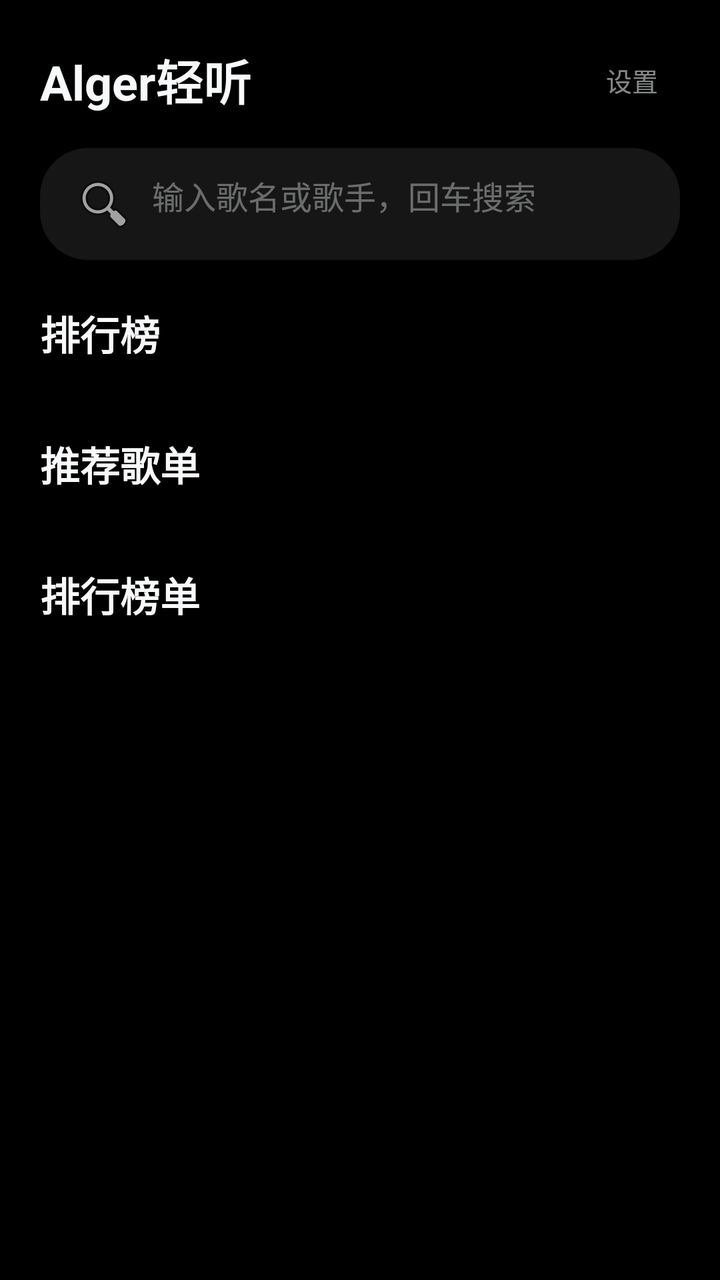
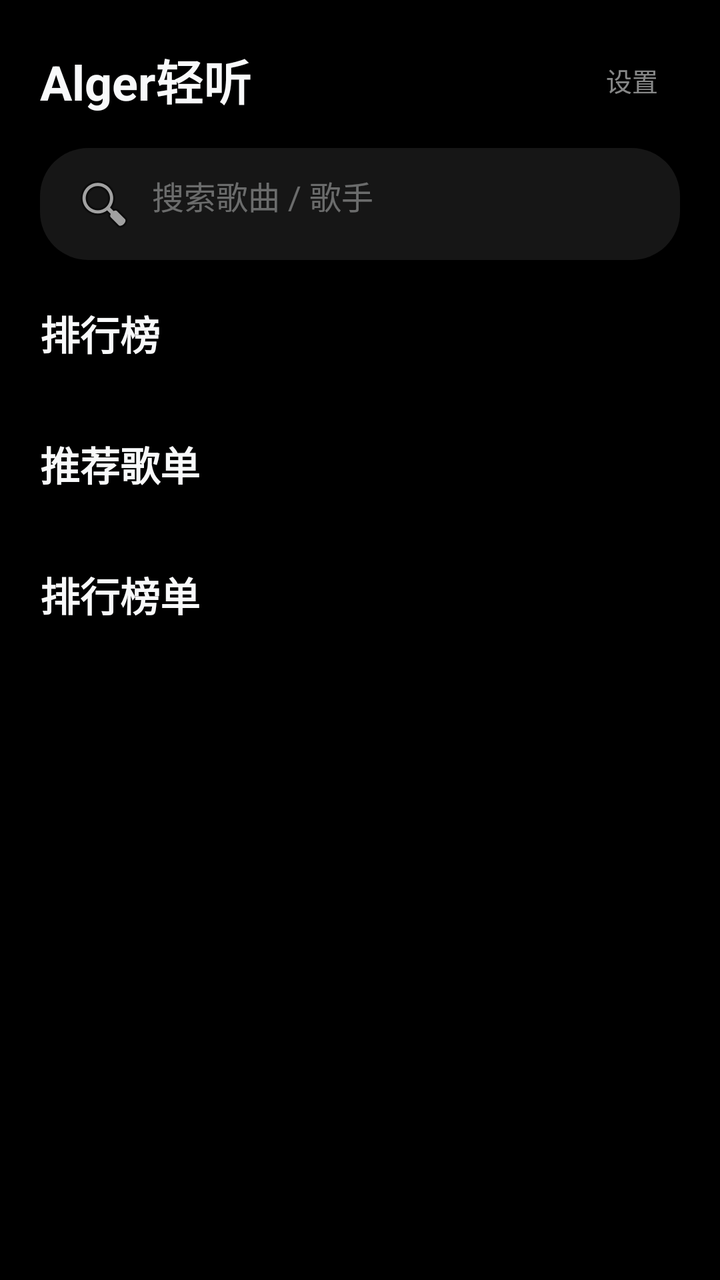

Compare the two renders of this Android layout. The source of the first and the diff that turns it into the second are given below.
<!-- AndroidManifest.xml: activity theme PhoneTheme -->
<!-- res/layout/activity_phone_main.xml -->
<?xml version="1.0" encoding="utf-8"?>
<LinearLayout xmlns:android="http://schemas.android.com/apk/res/android"
    android:layout_width="match_parent"
    android:layout_height="match_parent"
    android:background="@color/ph_bg"
    android:orientation="vertical">

    <LinearLayout
        android:layout_width="match_parent"
        android:layout_height="wrap_content"
        android:gravity="center_vertical"
        android:orientation="horizontal"
        android:paddingLeft="@dimen/ph_page_padding"
        android:paddingTop="16dp"
        android:paddingRight="12dp">

        <TextView
            android:layout_width="0dp"
            android:layout_height="wrap_content"
            android:layout_weight="1"
            android:text="@string/app_name"
            android:textColor="@color/ph_text"
            android:textSize="@dimen/ph_text_page_title"
            android:textStyle="bold" />

        <Button
            android:id="@+id/btn_settings"
            style="?android:attr/buttonBarButtonStyle"
            android:layout_width="wrap_content"
            android:layout_height="wrap_content"
            android:text="@string/row_settings"
            android:textColor="@color/ph_text_54"
            android:textSize="@dimen/ph_text_artist" />
    </LinearLayout>

    <TextView
        android:id="@+id/search_entry"
        android:layout_width="match_parent"
        android:layout_height="wrap_content"
        android:layout_marginLeft="@dimen/ph_page_padding"
        android:layout_marginTop="10dp"
        android:layout_marginRight="@dimen/ph_page_padding"
        android:background="@drawable/ph_search_bg"
        android:drawableLeft="@android:drawable/ic_menu_search"
        android:drawablePadding="8dp"
        android:paddingLeft="16dp"
        android:paddingTop="12dp"
        android:paddingRight="16dp"
        android:paddingBottom="12dp"
        android:text="@string/search_hint"
        android:textColor="@color/ph_text_38"
        android:textSize="@dimen/ph_text_song" />

    <ScrollView
        android:layout_width="match_parent"
        android:layout_height="0dp"
        android:layout_weight="1">

        <LinearLayout
            android:layout_width="match_parent"
            android:layout_height="wrap_content"
            android:orientation="vertical"
            android:paddingBottom="16dp">

            <TextView
                android:layout_width="wrap_content"
                android:layout_height="wrap_content"
                android:layout_marginLeft="@dimen/ph_page_padding"
                android:layout_marginTop="22dp"
                android:text="@string/row_toplist"
                android:textColor="@color/ph_text"
                android:textSize="@dimen/ph_text_section"
                android:textStyle="bold" />

            <androidx.recyclerview.widget.RecyclerView
                android:id="@+id/rv_toplist"
                android:layout_width="match_parent"
                android:layout_height="wrap_content"
                android:layout_marginTop="12dp"
                android:clipToPadding="false"
                android:paddingLeft="@dimen/ph_page_padding"
                android:paddingRight="@dimen/ph_page_padding" />

            <TextView
                android:layout_width="wrap_content"
                android:layout_height="wrap_content"
                android:layout_marginLeft="@dimen/ph_page_padding"
                android:layout_marginTop="24dp"
                android:text="@string/row_recommend"
                android:textColor="@color/ph_text"
                android:textSize="@dimen/ph_text_section"
                android:textStyle="bold" />

            <androidx.recyclerview.widget.RecyclerView
                android:id="@+id/rv_recommend"
                android:layout_width="match_parent"
                android:layout_height="wrap_content"
                android:layout_marginTop="12dp"
                android:clipToPadding="false"
                android:paddingLeft="@dimen/ph_page_padding"
                android:paddingRight="@dimen/ph_page_padding" />

            <TextView
                android:layout_width="wrap_content"
                android:layout_height="wrap_content"
                android:layout_marginLeft="@dimen/ph_page_padding"
                android:layout_marginTop="24dp"
                android:text="@string/phone_all_charts"
                android:textColor="@color/ph_text"
                android:textSize="@dimen/ph_text_section"
                android:textStyle="bold" />

            <LinearLayout
                android:id="@+id/toplist_rows"
                android:layout_width="match_parent"
                android:layout_height="wrap_content"
                android:layout_marginTop="8dp"
                android:orientation="vertical" />
        </LinearLayout>
    </ScrollView>

    <include layout="@layout/view_mini_player" />
</LinearLayout>
<!-- res/layout/view_mini_player.xml (included above) -->
<?xml version="1.0" encoding="utf-8"?>
<LinearLayout xmlns:android="http://schemas.android.com/apk/res/android"
    android:id="@+id/mini_root"
    android:layout_width="match_parent"
    android:layout_height="wrap_content"
    android:background="@drawable/ph_mini_bg"
    android:orientation="vertical"
    android:visibility="gone">

    <ProgressBar
        android:id="@+id/mini_progress"
        style="?android:attr/progressBarStyleHorizontal"
        android:layout_width="match_parent"
        android:layout_height="3dp"
        android:max="1000"
        android:progress="0"
        android:progressBackgroundTint="@color/ph_surface3"
        android:progressTint="@color/ph_accent" />

    <LinearLayout
        android:layout_width="match_parent"
        android:layout_height="66dp"
        android:gravity="center_vertical"
        android:orientation="horizontal"
        android:paddingLeft="12dp"
        android:paddingRight="6dp">

        <ImageView
            android:id="@+id/mini_cover"
            android:layout_width="46dp"
            android:layout_height="46dp"
            android:background="@drawable/ph_cover_box"
            android:contentDescription="@string/app_name"
            android:scaleType="centerCrop" />

        <LinearLayout
            android:layout_width="0dp"
            android:layout_height="wrap_content"
            android:layout_marginLeft="12dp"
            android:layout_weight="1"
            android:orientation="vertical">

            <TextView
                android:id="@+id/mini_title"
                android:layout_width="match_parent"
                android:layout_height="wrap_content"
                android:ellipsize="end"
                android:maxLines="1"
                android:textColor="@color/ph_text"
                android:textSize="@dimen/ph_text_song" />

            <TextView
                android:id="@+id/mini_artist"
                android:layout_width="match_parent"
                android:layout_height="wrap_content"
                android:ellipsize="end"
                android:maxLines="1"
                android:textColor="@color/ph_text_54"
                android:textSize="@dimen/ph_text_aux" />
        </LinearLayout>

        <ImageButton
            android:id="@+id/btn_mini_play"
            android:layout_width="48dp"
            android:layout_height="48dp"
            android:background="?android:attr/selectableItemBackgroundBorderless"
            android:contentDescription="@string/play"
            android:src="@android:drawable/ic_media_play"
            android:tint="@color/ph_text" />

        <ImageButton
            android:id="@+id/btn_mini_next"
            android:layout_width="48dp"
            android:layout_height="48dp"
            android:background="?android:attr/selectableItemBackgroundBorderless"
            android:contentDescription="@string/next"
            android:src="@android:drawable/ic_media_next"
            android:tint="@color/ph_text" />
    </LinearLayout>
</LinearLayout>
<!-- resources referenced by this layout -->
<resources>
  <color name="ph_accent">#22C55E</color>
  <color name="ph_bg">#000000</color>
  <color name="ph_surface3">#3D3D3D</color>
  <color name="ph_text">#F8F9FA</color>
  <color name="ph_text_38">#61F8F9FA</color>
  <color name="ph_text_54">#8AF8F9FA</color>
  <dimen name="ph_page_padding">20dp</dimen>
  <dimen name="ph_text_artist">13sp</dimen>
  <dimen name="ph_text_aux">12sp</dimen>
  <dimen name="ph_text_page_title">24sp</dimen>
  <dimen name="ph_text_section">20sp</dimen>
  <dimen name="ph_text_song">16sp</dimen>
  <!-- drawable ph_cover_box (drawable) -->
  <?xml version="1.0" encoding="utf-8"?>
  <shape xmlns:android="http://schemas.android.com/apk/res/android" android:shape="rectangle">
      <corners android:radius="12dp" />
      <solid android:color="@color/ph_surface2" />
  </shape>
  <!-- drawable ph_mini_bg (drawable) -->
  <?xml version="1.0" encoding="utf-8"?>
  <shape xmlns:android="http://schemas.android.com/apk/res/android" android:shape="rectangle">
      <corners android:topLeftRadius="16dp" android:topRightRadius="16dp" />
      <solid android:color="@color/ph_surface" />
  </shape>
  <!-- drawable ph_search_bg (drawable) -->
  <?xml version="1.0" encoding="utf-8"?>
  <shape xmlns:android="http://schemas.android.com/apk/res/android" android:shape="rectangle">
      <corners android:radius="24dp" />
      <solid android:color="@color/ph_surface" />
  </shape>
  <string name="app_name">Alger轻听</string>
  <string name="next">下一首</string>
  <string name="phone_all_charts">排行榜单</string>
  <string name="play">播放</string>
  <string name="row_recommend">推荐歌单</string>
  <string name="row_settings">设置</string>
  <string name="row_toplist">排行榜</string>
  <string name="search_hint">输入歌名或歌手，回车搜索</string>
  <style name="PhoneTheme" parent="Theme.AppCompat">
          <item name="windowActionBar">false</item>
          <item name="windowNoTitle">true</item>
          <item name="colorPrimary">@color/ph_accent</item>
          <item name="colorAccent">@color/ph_accent</item>
          <item name="android:windowBackground">@color/ph_bg</item>
          <item name="android:textColorPrimary">@color/ph_text</item>
          <item name="android:textColorSecondary">@color/ph_text_54</item>
      </style>
  <color name="ph_surface2">#2D2D2D</color>
  <color name="ph_surface">#161616</color>
</resources>

<!-- the commit's change to res/layout/activity_phone_main.xml (unified diff, before → after) -->
@@ -3,6 +3,7 @@
     android:layout_width="match_parent"
     android:layout_height="match_parent"
     android:background="@color/ph_bg"
+    android:fitsSystemWindows="true"
     android:orientation="vertical">
 
     <LinearLayout
@@ -47,7 +48,7 @@
         android:paddingTop="12dp"
         android:paddingRight="16dp"
         android:paddingBottom="12dp"
-        android:text="@string/search_hint"
+        android:text="@string/phone_search_hint"
         android:textColor="@color/ph_text_38"
         android:textSize="@dimen/ph_text_song" />
 
<!-- resource entries referenced after the edit -->
@@ -33,11 +33,11 @@
   <string name="app_name">Alger轻听</string>
   <string name="next">下一首</string>
   <string name="phone_all_charts">排行榜单</string>
+  <string name="phone_search_hint">搜索歌曲 / 歌手</string>
   <string name="play">播放</string>
   <string name="row_recommend">推荐歌单</string>
   <string name="row_settings">设置</string>
   <string name="row_toplist">排行榜</string>
-  <string name="search_hint">输入歌名或歌手，回车搜索</string>
   <style name="PhoneTheme" parent="Theme.AppCompat">
           <item name="windowActionBar">false</item>
           <item name="windowNoTitle">true</item>
